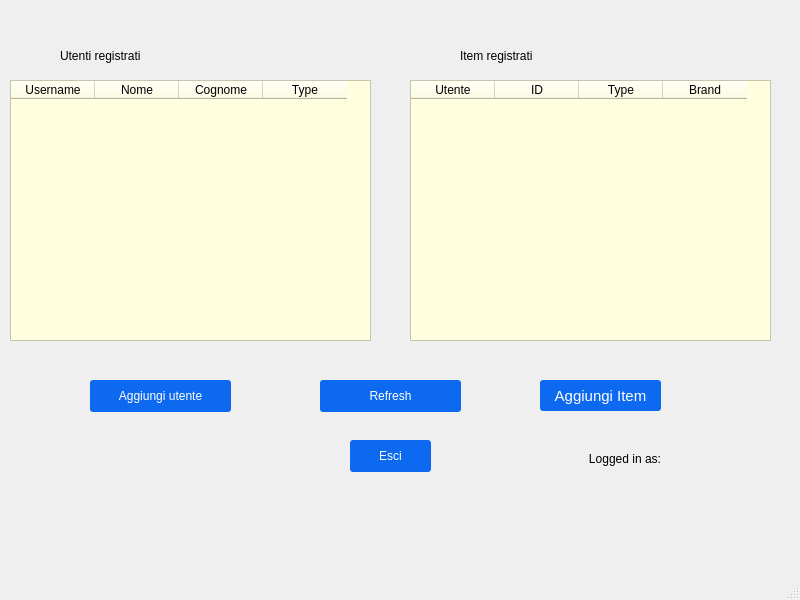
First picture: the form in myMagazine/adminview.ui, repository cfontola/MyMag, before the edit.
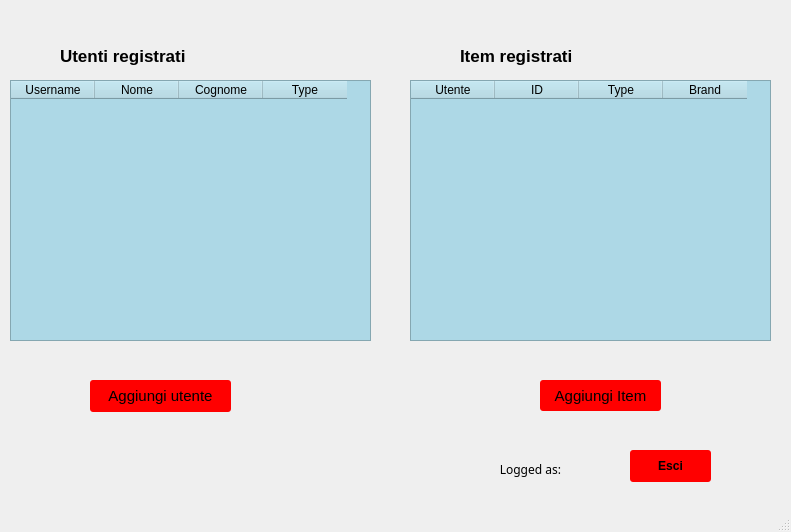
Second picture: the form after the edit.

The edit to the form file:
```diff
--- a/myMagazine/adminview.ui
+++ b/myMagazine/adminview.ui
@@ -6,8 +6,8 @@
    <rect>
     <x>0</x>
     <y>0</y>
-    <width>800</width>
-    <height>600</height>
+    <width>791</width>
+    <height>532</height>
    </rect>
   </property>
   <property name="windowTitle">
@@ -23,11 +23,18 @@
       <height>32</height>
      </rect>
     </property>
+    <property name="font">
+     <font>
+      <pointsize>11</pointsize>
+      <weight>50</weight>
+      <bold>false</bold>
+     </font>
+    </property>
     <property name="styleSheet">
      <string notr="true">QPushButton {
-	background-color:  rgb(13, 105, 239);
+    background-color:  rgb(255,0,0);
     border-radius: 3px;
-	color: white;
+	color: black;
 }
 QPushButton:pressed {
     background-color: rgb(203, 218, 249);
@@ -41,17 +48,23 @@
    <widget class="QPushButton" name="logoutbtn">
     <property name="geometry">
      <rect>
-      <x>350</x>
-      <y>440</y>
+      <x>630</x>
+      <y>450</y>
       <width>81</width>
       <height>32</height>
      </rect>
     </property>
+    <property name="font">
+     <font>
+      <weight>75</weight>
+      <bold>true</bold>
+     </font>
+    </property>
     <property name="styleSheet">
      <string notr="true">QPushButton {
-	background-color:  rgb(13, 105, 239);
+    background-color:  rgb(255,0,0);
     border-radius: 3px;
-	color: white;
+	color: black;
 }
 QPushButton:pressed {
     background-color: rgb(203, 218, 249);
@@ -71,6 +84,15 @@
       <height>31</height>
      </rect>
     </property>
+    <property name="font">
+     <font>
+      <family>Arial</family>
+      <pointsize>13</pointsize>
+      <weight>75</weight>
+      <italic>false</italic>
+      <bold>true</bold>
+     </font>
+    </property>
     <property name="styleSheet">
      <string notr="true">font: 75 13pt &quot;Verdana&quot;;</string>
     </property>
@@ -88,7 +110,7 @@
      </rect>
     </property>
     <property name="styleSheet">
-     <string notr="true">background-color:lightyellow</string>
+     <string notr="true">background-color:lightblue</string>
     </property>
     <property name="editTriggers">
      <set>QAbstractItemView::DoubleClicked|QAbstractItemView::SelectedClicked</set>
@@ -141,6 +163,15 @@
       <height>31</height>
      </rect>
     </property>
+    <property name="font">
+     <font>
+      <family>Arial</family>
+      <pointsize>13</pointsize>
+      <weight>75</weight>
+      <italic>false</italic>
+      <bold>true</bold>
+     </font>
+    </property>
     <property name="styleSheet">
      <string notr="true">font: 75 13pt &quot;Verdana&quot;;</string>
     </property>
@@ -158,7 +189,7 @@
      </rect>
     </property>
     <property name="styleSheet">
-     <string notr="true">background-color:lightyellow</string>
+     <string notr="true">background-color:lightblue</string>
     </property>
     <property name="editTriggers">
      <set>QAbstractItemView::DoubleClicked|QAbstractItemView::SelectedClicked</set>
@@ -205,46 +236,31 @@
    <widget class="QLabel" name="logged">
     <property name="geometry">
      <rect>
-      <x>480</x>
-      <y>450</y>
+      <x>380</x>
+      <y>460</y>
       <width>181</width>
       <height>18</height>
      </rect>
     </property>
+    <property name="font">
+     <font>
+      <family>.SF NS Text</family>
+      <pointsize>9</pointsize>
+      <weight>50</weight>
+      <italic>false</italic>
+      <bold>false</bold>
+     </font>
+    </property>
     <property name="styleSheet">
      <string notr="true">font: 9pt &quot;.SF NS Text&quot;;</string>
     </property>
     <property name="text">
-     <string>Logged in as:</string>
+     <string>Logged as:</string>
     </property>
     <property name="alignment">
      <set>Qt::AlignRight|Qt::AlignTrailing|Qt::AlignVCenter</set>
     </property>
    </widget>
-   <widget class="QPushButton" name="Refresh">
-    <property name="geometry">
-     <rect>
-      <x>320</x>
-      <y>380</y>
-      <width>141</width>
-      <height>32</height>
-     </rect>
-    </property>
-    <property name="styleSheet">
-     <string notr="true">QPushButton {
-	background-color:  rgb(13, 105, 239);
-    border-radius: 3px;
-	color: white;
-}
-QPushButton:pressed {
-    background-color: rgb(203, 218, 249);
-	color: black;
-}</string>
-    </property>
-    <property name="text">
-     <string>Refresh</string>
-    </property>
-   </widget>
    <widget class="QPushButton" name="addItem">
     <property name="geometry">
      <rect>
@@ -261,9 +277,9 @@
     </property>
     <property name="styleSheet">
      <string notr="true">QPushButton {
-	background-color:  rgb(13, 105, 239);
+    background-color:  rgb(255,0,0);
     border-radius: 3px;
-	color: white;
+	color: black;
 }
 QPushButton:pressed {
     background-color: rgb(203, 218, 249);
```
Left out of the diff: 6 changed lines with no effect on the pictures.
